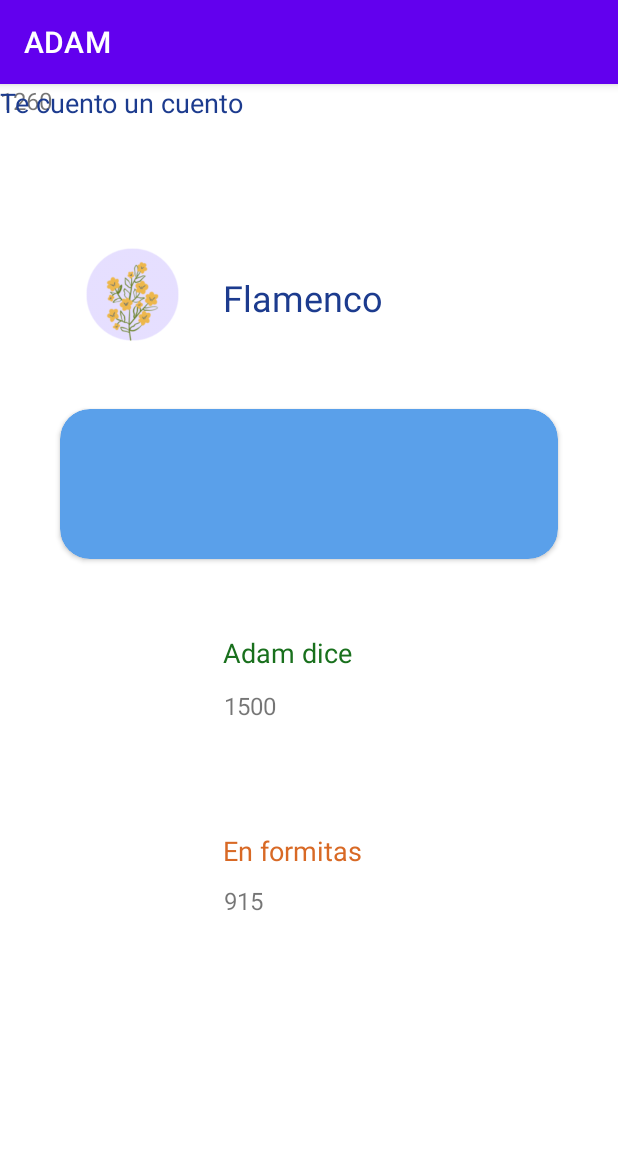
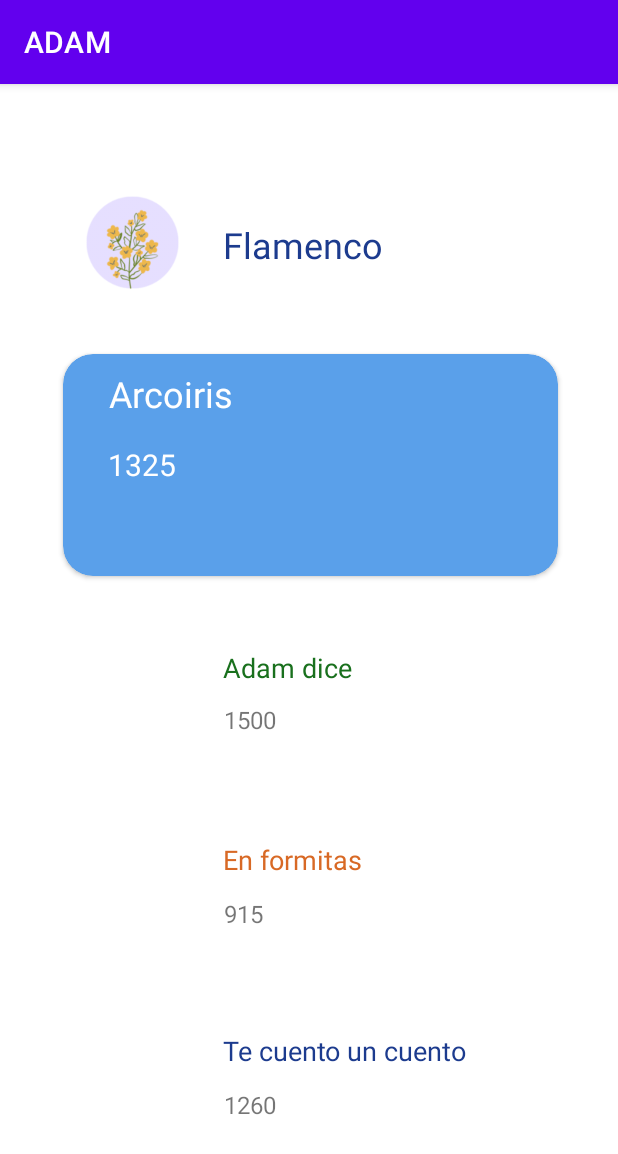
Before and after one commit to MajoBurguete/ADAM, an Android app: the UserProfileActivity screen opened directly, with no data from a screen before it, on a phone screen of 412 x 824 dp. Shown: the top 1154 px of the screen. Run offline under Robolectric (Android 15) with nearby library versions, the phone set to English and light mode, and no system bars.

Commit message:
Card View Added 06-09-2021 17:38 Issue #6

```diff
--- a/app/src/main/res/layout/activity_user_profile.xml
+++ b/app/src/main/res/layout/activity_user_profile.xml
@@ -8,8 +8,8 @@
 
     <androidx.cardview.widget.CardView
         android:id="@+id/cardView"
-        android:layout_width="0dp"
-        android:layout_height="100dp"
+        android:layout_width="330dp"
+        android:layout_height="148dp"
         android:layout_marginStart="40dp"
         android:layout_marginEnd="40dp"
         app:cardBackgroundColor="#5AA0EA"
@@ -19,14 +19,40 @@
         app:layout_constraintHorizontal_bias="1.0"
         app:layout_constraintStart_toStartOf="parent"
         app:layout_constraintTop_toBottomOf="@+id/usernameTxt"
-        app:layout_constraintVertical_bias="0.114" />
+        app:layout_constraintVertical_bias="0.114">
+
+        <TextView
+            android:id="@+id/gameInCardViewTxt"
+            android:layout_width="wrap_content"
+            android:layout_height="wrap_content"
+            android:text="Arcoiris"
+            android:textAlignment="center"
+            android:textColor="#FFFFFF"
+            android:textSize="24sp"
+            android:translationX="30dp"
+            android:translationY="10dp" />
+
+        <TextView
+            android:id="@+id/textView2"
+            android:layout_width="wrap_content"
+            android:layout_height="wrap_content"
+            android:text="1325"
+            android:textColor="#FFFFFF"
+            android:textSize="20dp"
+            android:translationX="30dp"
+            android:translationY="60dp" />
+    </androidx.cardview.widget.CardView>
 
     <ImageView
         android:id="@+id/teCuentoUnCuentoImage"
         android:layout_width="75dp"
         android:layout_height="78dp"
-        tools:layout_editor_absoluteX="53dp"
-        tools:layout_editor_absoluteY="602dp"
+        app:layout_constraintBottom_toBottomOf="parent"
+        app:layout_constraintEnd_toEndOf="parent"
+        app:layout_constraintHorizontal_bias="0.157"
+        app:layout_constraintStart_toStartOf="parent"
+        app:layout_constraintTop_toBottomOf="@+id/enFormitasImage"
+        app:layout_constraintVertical_bias="0.453"
         tools:srcCompat="@tools:sample/avatars" />
 
     <TextView
@@ -41,7 +67,7 @@
         app:layout_constraintHorizontal_bias="0.109"
         app:layout_constraintStart_toEndOf="@+id/enFormitasImage"
         app:layout_constraintTop_toBottomOf="@+id/adamDiceImage"
-        app:layout_constraintVertical_bias="0.198" />
+        app:layout_constraintVertical_bias="0.191" />
 
     <ImageView
         android:id="@+id/enFormitasImage"
@@ -66,7 +92,7 @@
         app:layout_constraintHorizontal_bias="0.082"
         app:layout_constraintStart_toEndOf="@+id/enFormitasImage"
         app:layout_constraintTop_toBottomOf="@+id/enFormitasTxt"
-        app:layout_constraintVertical_bias="0.044" />
+        app:layout_constraintVertical_bias="0.058" />
 
     <TextView
         android:id="@+id/teCuentoUnCuentoScoreTxt"
@@ -74,8 +100,12 @@
         android:layout_height="wrap_content"
         android:text="1260"
         android:textSize="16sp"
-        tools:layout_editor_absoluteX="149dp"
-        tools:layout_editor_absoluteY="650dp" />
+        app:layout_constraintBottom_toBottomOf="parent"
+        app:layout_constraintEnd_toEndOf="parent"
+        app:layout_constraintHorizontal_bias="0.085"
+        app:layout_constraintStart_toEndOf="@+id/teCuentoUnCuentoImage"
+        app:layout_constraintTop_toBottomOf="@+id/teCuentoUnCuentoTxt"
+        app:layout_constraintVertical_bias="0.144" />
 
     <TextView
         android:id="@+id/adamDiceTxt"
@@ -123,8 +153,12 @@
         android:text="Te cuento un cuento"
         android:textColor="#1C3B8E"
         android:textSize="18sp"
-        tools:layout_editor_absoluteX="149dp"
-        tools:layout_editor_absoluteY="614dp" />
+        app:layout_constraintBottom_toBottomOf="parent"
+        app:layout_constraintEnd_toEndOf="parent"
+        app:layout_constraintHorizontal_bias="0.173"
+        app:layout_constraintStart_toEndOf="@+id/teCuentoUnCuentoImage"
+        app:layout_constraintTop_toBottomOf="@+id/enFormitasImage"
+        app:layout_constraintVertical_bias="0.351" />
 
     <ImageView
         android:id="@+id/userImage"
@@ -135,7 +169,7 @@
         app:layout_constraintHorizontal_bias="0.155"
         app:layout_constraintStart_toStartOf="parent"
         app:layout_constraintTop_toTopOf="parent"
-        app:layout_constraintVertical_bias="0.15"
+        app:layout_constraintVertical_bias="0.1"
         app:srcCompat="@drawable/placeholder" />
 
     <TextView
@@ -150,6 +184,6 @@
         app:layout_constraintHorizontal_bias="0.137"
         app:layout_constraintStart_toEndOf="@+id/userImage"
         app:layout_constraintTop_toTopOf="parent"
-        app:layout_constraintVertical_bias="0.171" />
+        app:layout_constraintVertical_bias="0.123" />
 
 </androidx.constraintlayout.widget.ConstraintLayout>
```
